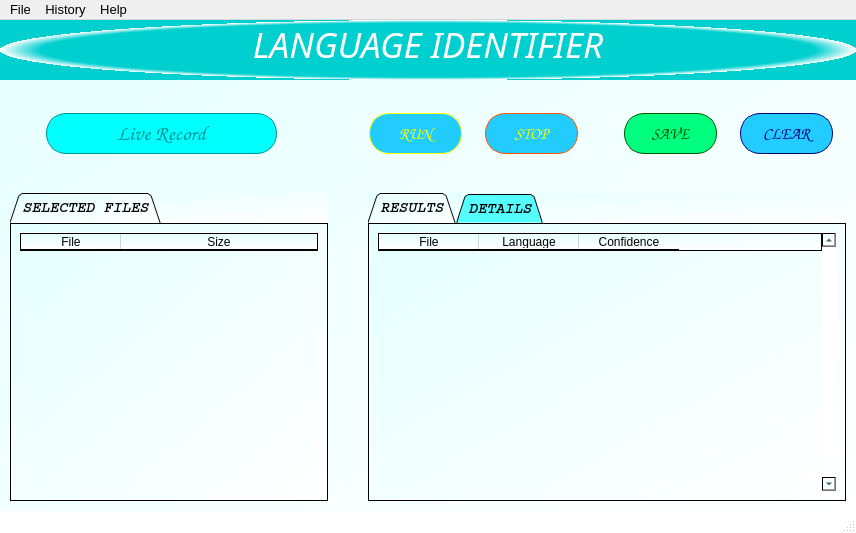
Before: the Qt Designer form lid_gui/layout.ui in kusumakk12/LANGUAGE_IDENTIFIER_GUI_APPLICATION, drawn with Qt 5.
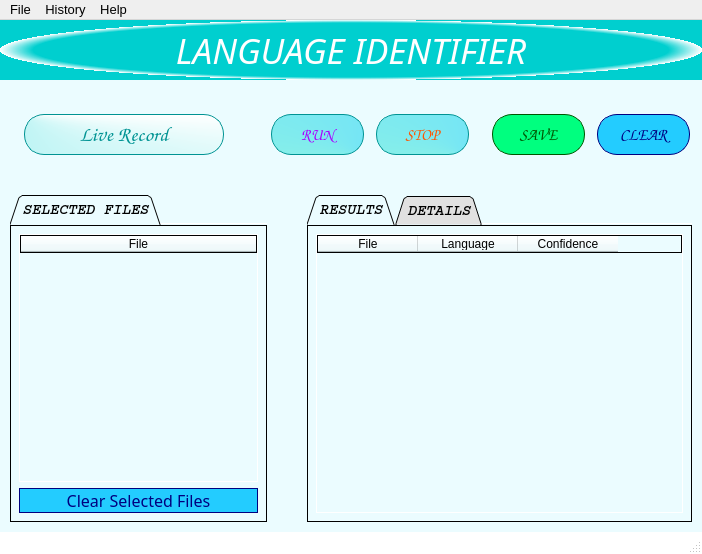
After: the same form once the commit is applied.

Diff of the .ui file:
```diff
--- a/lid_gui/layout.ui
+++ b/lid_gui/layout.ui
@@ -6,8 +6,8 @@
    <rect>
     <x>0</x>
     <y>0</y>
-    <width>856</width>
-    <height>533</height>
+    <width>702</width>
+    <height>554</height>
    </rect>
   </property>
   <property name="windowTitle">
@@ -21,7 +21,7 @@
   <widget class="QWidget" name="centralwidget">
    <property name="styleSheet">
     <string notr="true">QWidget{
-background-color:qlineargradient(spread:pad, x1:0, y1:0, x2:1, y2:1, stop:0 rgba(229, 255, 255, 255), stop:1 rgba(255, 255, 255, 255));
+background-color:rgb(235, 252, 255);
 }</string>
    </property>
    <layout class="QVBoxLayout" name="verticalLayout">
@@ -91,7 +91,7 @@
          <string>LANGUAGE IDENTIFIER</string>
         </property>
         <property name="alignment">
-         <set>Qt::AlignHCenter|Qt::AlignTop</set>
+         <set>Qt::AlignCenter</set>
         </property>
        </widget>
       </item>
@@ -157,7 +157,7 @@
           </property>
           <property name="styleSheet">
            <string notr="true">QPushButton{
-background-color:rgb(0, 255, 255);
+background-color:qconicalgradient(cx:0, cy:0, angle:0, stop:0 rgba(0, 213, 213, 255), stop:1 rgba(255, 255, 255, 255));
 border-radius:20px;
 color:rgb(0, 147, 147);
 border:1px solid rgb(0,147,147);
@@ -221,10 +221,10 @@
           </property>
           <property name="styleSheet">
            <string notr="true">QPushButton{
-background-color:rgb(35, 204, 255);
-color:rgb(255, 255, 0);
+background-color:qconicalgradient(cx:0.919, cy:1, angle:0, stop:0 rgba(103, 222, 255, 255), stop:1 rgba(165, 255, 212, 255));
+color:rgb(170, 0, 255);
 border-radius:20px;
-border:1px solid rgb(255,255,0);
+border:1px solid rgb(0,147,147);
 }
 QPushButton:hover{
 background-color:rgb(255, 255, 255);
@@ -277,10 +277,10 @@
           </property>
           <property name="styleSheet">
            <string notr="true">QPushButton{
-background-color:rgb(35, 204, 255);
-color:rgb(255, 255, 0);
+background-color:qconicalgradient(cx:0.919, cy:1, angle:0, stop:0 rgba(103, 222, 255, 255), stop:1 rgba(165, 255, 212, 255));
+color:rgb(255, 85, 0);
 border-radius:20px;
-border:1px solid rgb(255,85,0);
+border:1px solid rgb(0,147,147);
 }
 QPushButton:hover{
 background-color:rgb(255, 255, 255);
@@ -503,6 +503,13 @@
              <layout class="QHBoxLayout" name="filesLayout">
               <item>
                <widget class="QTableWidget" name="filesTable">
+                <property name="font">
+                 <font>
+                  <pointsize>14</pointsize>
+                  <weight>75</weight>
+                  <bold>true</bold>
+                 </font>
+                </property>
                 <property name="styleSheet">
                  <string notr="true">QTableWidget{
 border:1px solid white;
@@ -525,15 +532,49 @@
                   <string>File</string>
                  </property>
                 </column>
-                <column>
-                 <property name="text">
-                  <string>Size</string>
-                 </property>
-                </column>
                </widget>
               </item>
              </layout>
             </item>
+            <item row="1" column="0">
+             <widget class="QPushButton" name="clearfilesButton">
+              <property name="enabled">
+               <bool>true</bool>
+              </property>
+              <property name="font">
+               <font>
+                <family>Arial Rounded MT Bold</family>
+                <pointsize>12</pointsize>
+               </font>
+              </property>
+              <property name="cursor">
+               <cursorShape>PointingHandCursor</cursorShape>
+              </property>
+              <property name="focusPolicy">
+               <enum>Qt::ClickFocus</enum>
+              </property>
+              <property name="styleSheet">
+               <string notr="true">QPushButton{
+background-color:rgb(35, 204, 255);
+color:rgb(0, 0, 127);
+border-radius:20px;
+border:1px solid rgb(0, 0, 127); 
+}
+QPushButton:hover{
+background-color:rgb(255, 255, 255);
+color:rgb(0, 85, 127);
+border:2px solid rgb(35, 204, 255);
+}
+QPushButton:focus{
+background-color:rgb(0, 85, 127);
+color:white;
+}</string>
+              </property>
+              <property name="text">
+               <string>Clear Selected Files</string>
+              </property>
+             </widget>
+            </item>
            </layout>
           </widget>
          </widget>
@@ -564,7 +605,7 @@
           </property>
           <property name="styleSheet">
            <string notr="true">QTabWidget{
-background-color:rgb(85, 255, 255);
+background-color:rgb(225, 225, 225);
 color:white;
 }</string>
           </property>
@@ -600,7 +641,7 @@
 }</string>
                 </property>
                 <property name="verticalScrollBarPolicy">
-                 <enum>Qt::ScrollBarAlwaysOn</enum>
+                 <enum>Qt::ScrollBarAsNeeded</enum>
                 </property>
                 <property name="alternatingRowColors">
                  <bool>true</bool>
@@ -710,7 +751,7 @@
     <rect>
      <x>0</x>
      <y>0</y>
-     <width>856</width>
+     <width>702</width>
      <height>23</height>
     </rect>
    </property>
```
Left out of the diff: 15 changed lines with no effect on the pictures.
